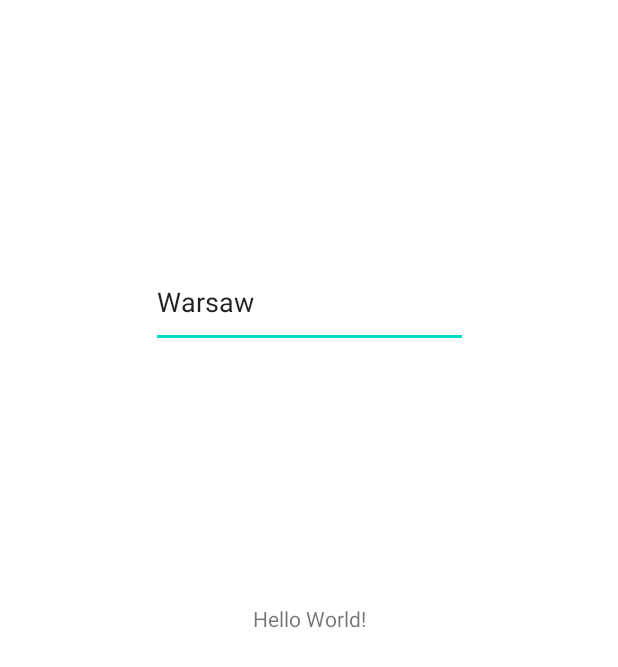
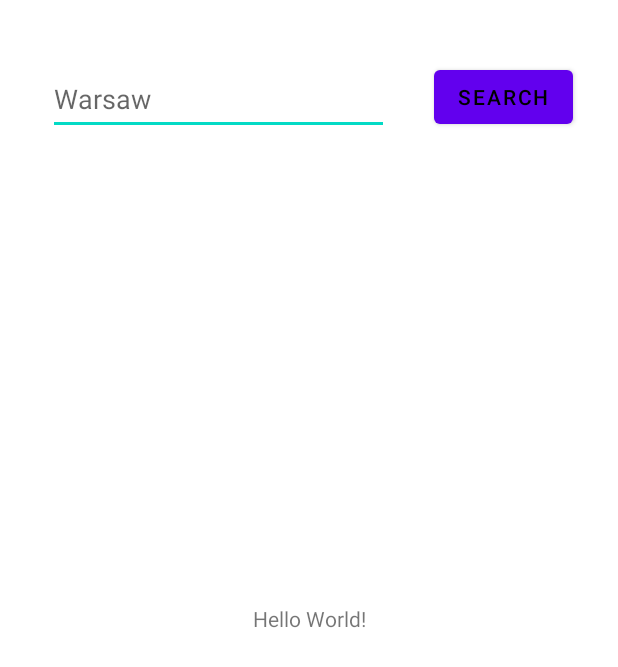
Before and after one commit to ohayer/WeatherAndroidApp, an Android app: the layout activity_main.xml on its own in the app's theme, with its tools: preview values and no code run, on a phone screen of 412 x 824 dp. Shown: the top 667 px of the screen. Run offline under Robolectric (Android 15) with nearby library versions, the phone set to English and light mode, and no system bars.

Commit message:
Corrected method and class

```diff
--- a/app/src/main/res/layout/activity_main.xml
+++ b/app/src/main/res/layout/activity_main.xml
@@ -5,7 +5,7 @@
         xmlns:app="http://schemas.android.com/apk/res-auto"
         android:layout_width="match_parent"
         android:layout_height="match_parent"
-        tools:context=".running.MainActivity" android:id="@+id/city_autocomplete">
+        tools:context=".running.MainActivity">
     <TextView
             android:layout_width="wrap_content"
             android:layout_height="wrap_content"
@@ -13,17 +13,31 @@
             app:layout_constraintBottom_toBottomOf="parent"
             app:layout_constraintStart_toStartOf="parent"
             app:layout_constraintEnd_toEndOf="parent"
-            app:layout_constraintTop_toTopOf="parent" android:id="@+id/helloWorld"/>
+            app:layout_constraintTop_toTopOf="parent"
+            android:id="@+id/helloWorld"/>
     <EditText
-            android:layout_width="211dp"
-            android:layout_height="61dp"
+            android:layout_width="227dp"
+            android:layout_height="48dp"
             android:inputType="textPersonName"
-            android:text="Warsaw"
+            android:hint="Warsaw"
             android:imeOptions="actionDone"
             android:ems="10"
-            android:id="@+id/editTextTextCityName"
+            android:id="@+id/editTxtCity"
             tools:ignore="MissingConstraints"
-            app:layout_constraintBottom_toTopOf="@+id/helloWorld" app:layout_constraintTop_toTopOf="parent"
-            app:layout_constraintEnd_toEndOf="parent" app:layout_constraintStart_toStartOf="parent"/>
+            app:layout_constraintBottom_toTopOf="@+id/helloWorld"
+            app:layout_constraintTop_toTopOf="parent"
+            app:layout_constraintEnd_toEndOf="parent"
+            app:layout_constraintStart_toStartOf="parent" app:layout_constraintHorizontal_bias="0.174"
+            app:layout_constraintVertical_bias="0.118"/>
+    <Button
+            android:text="Search"
+            android:layout_width="wrap_content"
+            android:layout_height="wrap_content"
+            android:id="@+id/searchCity"
+            tools:ignore="MissingConstraints"
+            android:textColor="@color/black" app:layout_constraintTop_toTopOf="parent"
+            app:layout_constraintBottom_toBottomOf="parent" app:layout_constraintVertical_bias="0.052"
+            app:layout_constraintEnd_toEndOf="parent" app:layout_constraintStart_toEndOf="@+id/editTxtCity"
+            android:onClick="onBtnClick"/>
 
 </androidx.constraintlayout.widget.ConstraintLayout>
```
Also changed, not shown: app/src/main/java/com/ohayer/weatherapp/connect/ApiConnect.java (+27 -6 lines), app/src/main/java/com/ohayer/weatherapp/connect/JsonInfo.java (added, +78 -0 lines), app/src/main/java/com/ohayer/weatherapp/running/Async.java (+10 -5 lines), app/src/main/java/com/ohayer/weatherapp/running/MainActivity.java (+29 -3 lines).
